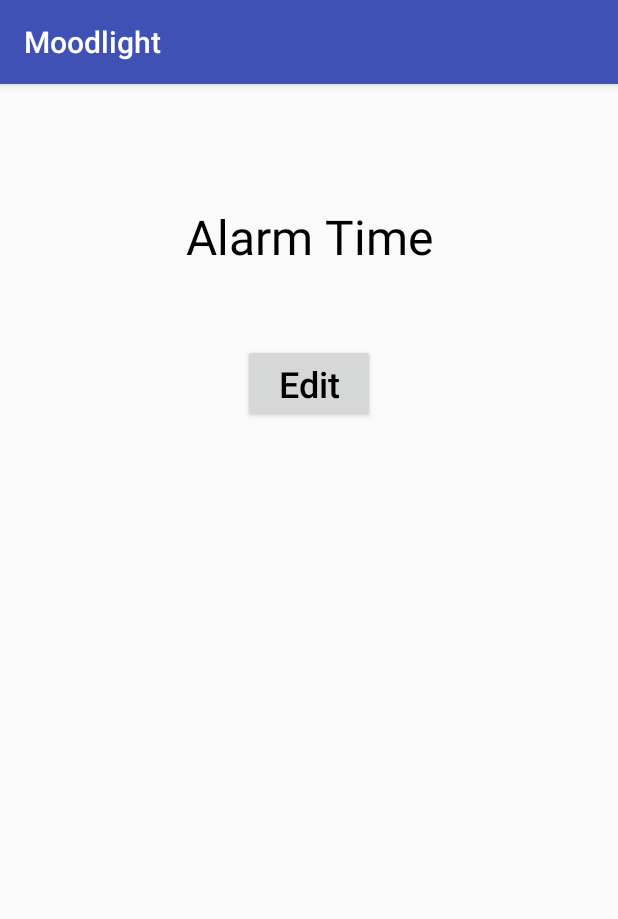
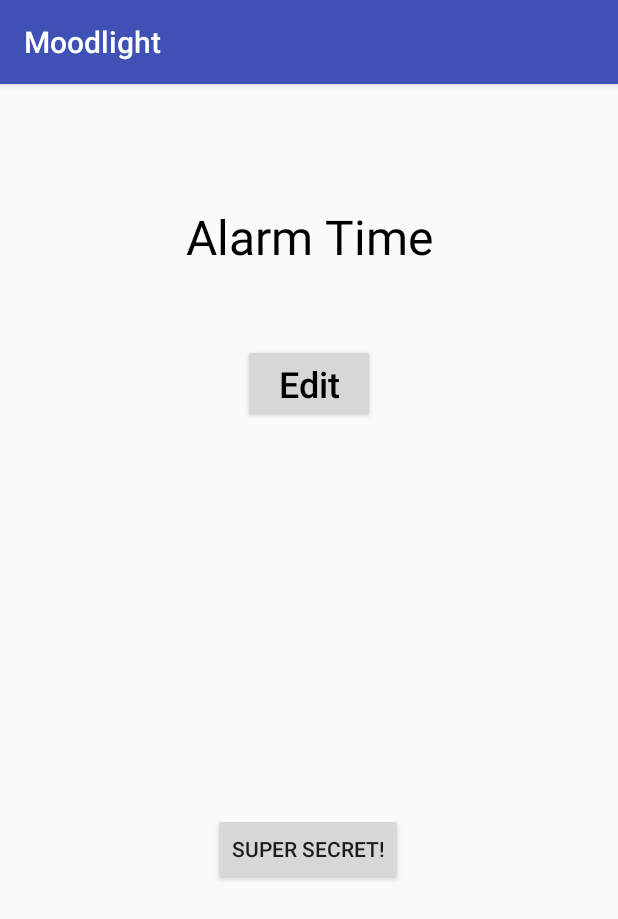
Before and after one commit to spectre3141/ETP2, an Android app: the AlarmActivity screen opened directly, with no data from a screen before it, on a phone screen of 412 x 824 dp. Shown: the top 919 px of the screen. Run offline under Robolectric (Android 15) with nearby library versions, the phone set to English and light mode, and no system bars; libraries missing offline, so code that uses them is left out: app.akexorcist.bluetotohspp; 2 statements that could not run were skipped.

Commit message:
super uber secret update!

```diff
--- a/android_app/ETP_Moodlight/app/src/main/java/com/zhaw/schoejo2/etp_moodlight/AlarmActivity.java
+++ b/android_app/ETP_Moodlight/app/src/main/java/com/zhaw/schoejo2/etp_moodlight/AlarmActivity.java
@@ -23,6 +23,7 @@ public class AlarmActivity extends AppCompatActivity implements TimePickerDialog
     // GUI instances
     TextView timeText;
     Button timeButton;
+    Button secretButton;
 
     @Override
     public void onCreate(Bundle savedInstanceState) {
@@ -48,6 +49,7 @@ public class AlarmActivity extends AppCompatActivity implements TimePickerDialog
         /* GUI initialization */
         timeText = (TextView) findViewById(R.id.timeText);
         timeButton = (Button) findViewById(R.id.timeButton);
+        secretButton = (Button) findViewById(R.id.secretButton);
 
         timeButton.setOnClickListener(new View.OnClickListener() {
             @Override
@@ -57,6 +59,12 @@ public class AlarmActivity extends AppCompatActivity implements TimePickerDialog
             }
         });
 
+        secretButton.setOnClickListener(new View.OnClickListener() {
+            @Override
+            public void onClick(View v) {
+                sendAlarmTime(1);
+            }
+        });
     }
 
     @Override
--- a/android_app/ETP_Moodlight/app/src/main/res/layout/activity_alarm.xml
+++ b/android_app/ETP_Moodlight/app/src/main/res/layout/activity_alarm.xml
@@ -34,4 +34,18 @@
         app:layout_constraintStart_toStartOf="parent"
         app:layout_constraintEnd_toEndOf="parent" />
 
+    <Button
+        android:id="@+id/secretButton"
+        android:layout_width="wrap_content"
+        android:layout_height="wrap_content"
+        android:layout_marginBottom="106dp"
+        android:layout_marginEnd="149dp"
+        android:layout_marginStart="147dp"
+        android:layout_marginTop="131dp"
+        android:text="@string/Button_Secret"
+        app:layout_constraintBottom_toBottomOf="parent"
+        app:layout_constraintEnd_toEndOf="parent"
+        app:layout_constraintStart_toStartOf="parent"
+        app:layout_constraintTop_toBottomOf="@+id/timeButton" />
+
 </android.support.constraint.ConstraintLayout>
--- a/android_app/ETP_Moodlight/app/src/main/res/values/strings.xml
+++ b/android_app/ETP_Moodlight/app/src/main/res/values/strings.xml
@@ -11,4 +11,5 @@
     <string name="Text_Value">Color</string>
     <string name="Text_Commit">Commit</string>
     <string name="Text_Time">Alarm Time</string>
+    <string name="Button_Secret">super secret!</string>
 </resources>
```
Also changed, not shown: 1 other file.
